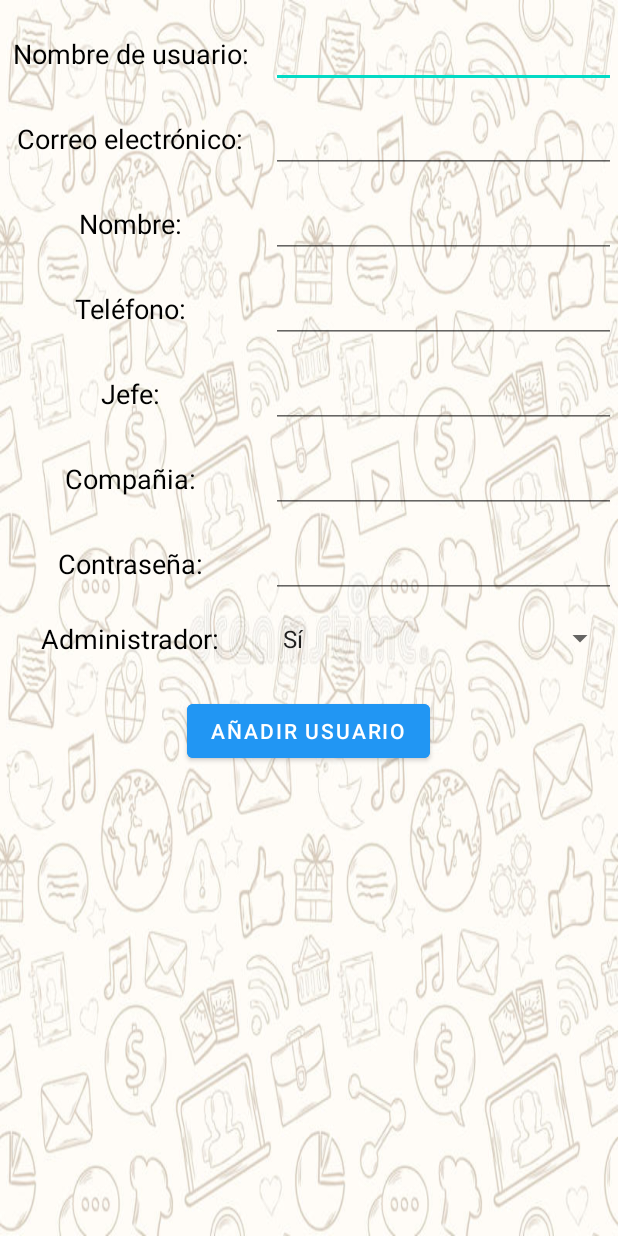
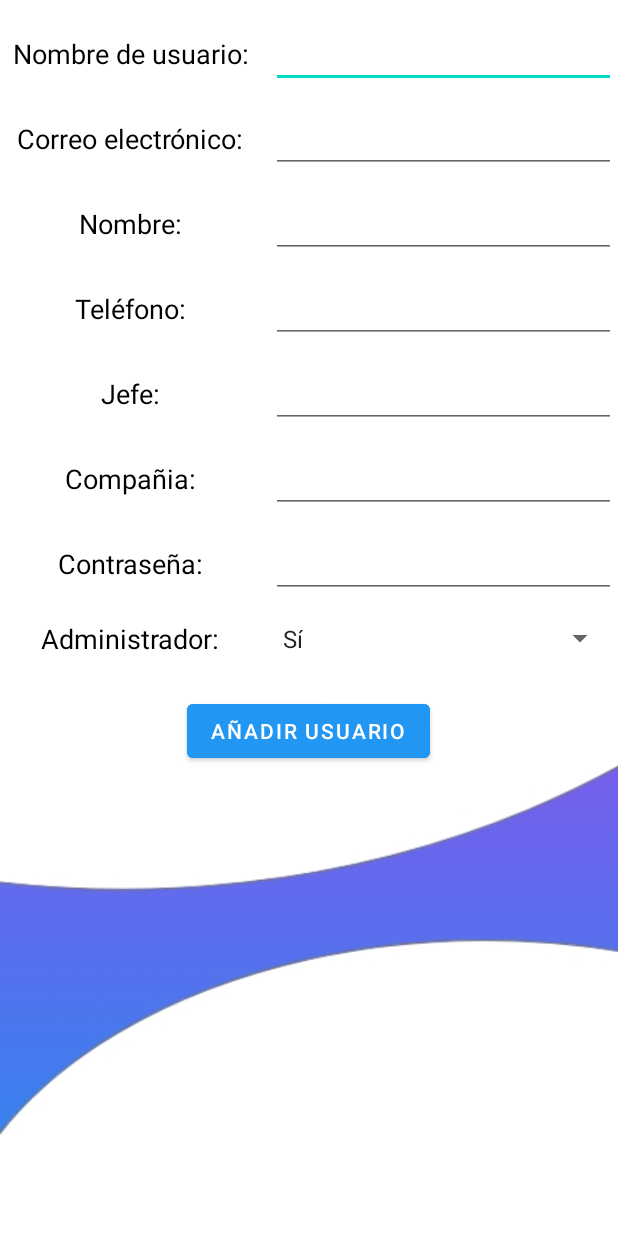
Before and after one commit to NicolasCeaPorras/ProyectoSMOV, an Android app: the GestionUsuarios screen opened directly, with no data from a screen before it, on a phone screen of 412 x 824 dp. Run offline under Robolectric (Android 15) with nearby library versions, the phone set to English and light mode, and no system bars; our stand-ins replace Firebase (no records; nobody signed in at launch, a user with empty details on screens opened directly).

Commit message:
Añadido icono de la APP y cambios estéticos en el fondo de algunas pantallas.

```diff
--- a/app/src/main/AndroidManifest.xml
+++ b/app/src/main/AndroidManifest.xml
@@ -6,7 +6,7 @@
         android:allowBackup="true"
         android:icon="@mipmap/ic_launcher"
         android:label="@string/app_name"
-        android:roundIcon="@mipmap/ic_launcher_round"
+        android:roundIcon="@drawable/organiza2icon"
         android:supportsRtl="true"
         android:theme="@style/Theme.ProyectoSMOV">
         <activity
--- a/app/src/main/res/layout/activity_gestion_usuarios.xml
+++ b/app/src/main/res/layout/activity_gestion_usuarios.xml
@@ -5,7 +5,7 @@
     xmlns:tools="http://schemas.android.com/tools"
     android:layout_width="fill_parent"
     android:layout_height="fill_parent"
-    android:background="@drawable/fondo"
+    android:background="@drawable/fondologin"
     android:orientation="vertical"
     tools:context=".GestionUsuarios">
 
```
Also changed, not shown: app/src/main/res/drawable/organiza2icon.png (added).
